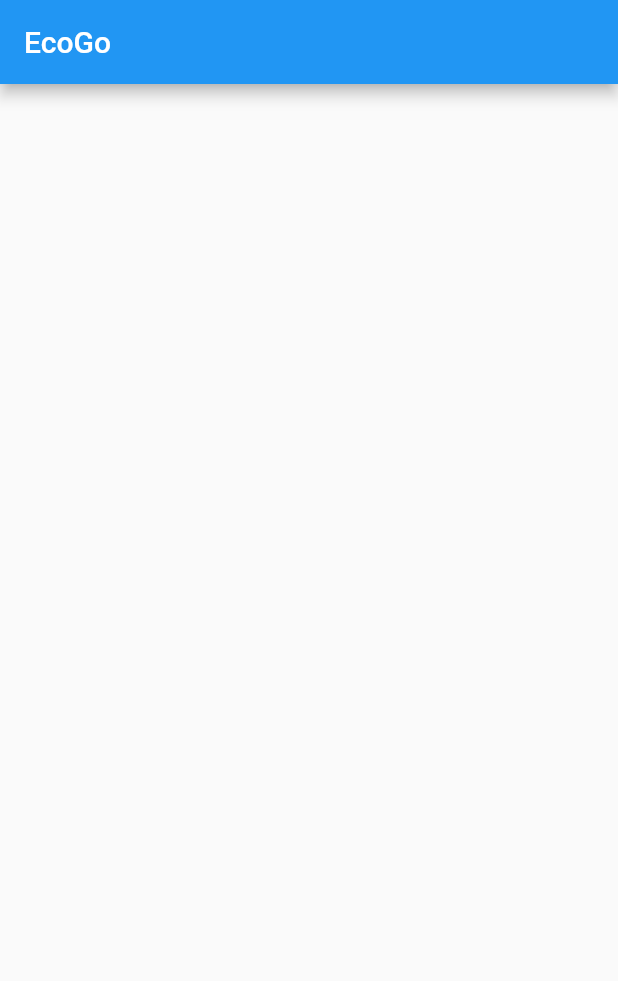
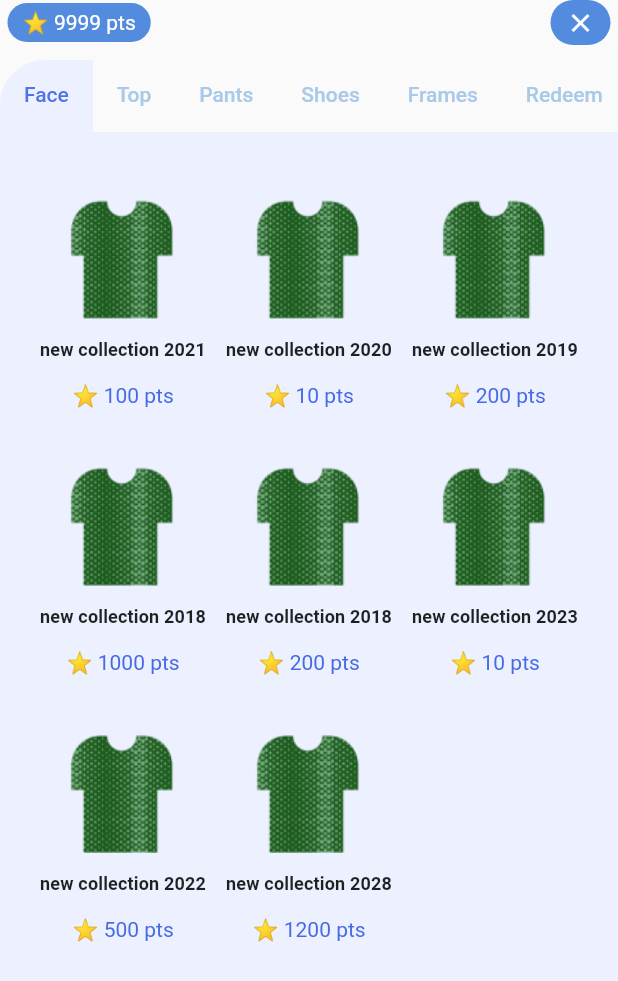
Before and after one commit to Abradat/ecogo-mobile-app, a Flutter app: the screen it shows after launch, on a phone screen of 412 x 824 dp. Shown: the top 981 px of the screen. Run offline on Flutter 3.47's test engine with Material 2 defaults, Android fonts, the phone set to English and light mode, and no system bars.

Commit message:
Added basic shop screen structure with tabs and grid view.

```diff
--- /dev/null
+++ b/lib/data/shop_item.dart
@@ -0,0 +1,13 @@
+class ShopItem {
+  final String _imageUrl;
+  final String _itemName;
+  final int _itemPrice;
+
+  ShopItem(this._imageUrl, this._itemName, this._itemPrice);
+
+  int get itemPrice => _itemPrice;
+
+  String get itemName => _itemName;
+
+  String get imageUrl => _imageUrl;
+}
--- a/lib/main.dart
+++ b/lib/main.dart
@@ -1,3 +1,4 @@
+import 'package:ecogo_mobile_app/screens/store.dart';
 import 'package:flutter/material.dart';
 
 void main() {
@@ -8,13 +9,7 @@ class MyApp extends StatelessWidget {
   @override
   Widget build(BuildContext context) {
     return MaterialApp(
-      home: Scaffold(
-        appBar: AppBar(
-          title: const Text(
-            "EcoGo",
-          ),
-        ),
-      ),
+      home: Store(),
     );
   }
 }
--- /dev/null
+++ b/lib/screens/store.dart
@@ -0,0 +1,105 @@
+import 'package:ecogo_mobile_app/services/shop_service.dart';
+import 'package:ecogo_mobile_app/widgets/general_card.dart';
+import 'package:ecogo_mobile_app/widgets/shop/shop_list.dart';
+import 'package:flutter/cupertino.dart';
+import 'package:flutter/material.dart';
+import 'package:ecogo_mobile_app/widgets/general_badge.dart';
+
+class Store extends StatefulWidget {
+  @override
+  _StoreState createState() => _StoreState();
+}
+
+class _StoreState extends State<Store> with TickerProviderStateMixin {
+  late TabController _tabController;
+  late ShopService shopService;
+
+  @override
+  void initState() {
+    super.initState();
+    shopService = ShopService();
+    _tabController = TabController(length: 6, vsync: this);
+  }
+
+  @override
+  Widget build(BuildContext context) {
+    return Scaffold(
+      body: SafeArea(
+        bottom: false,
+        child: Column(
+          crossAxisAlignment: CrossAxisAlignment.stretch,
+          children: [
+            Row(
+              mainAxisAlignment: MainAxisAlignment.spaceBetween,
+              children: const [
+                GeneralBadge(
+                  child: Text(
+                    "⭐️ 9999 pts",
+                    style: TextStyle(color: Colors.white),
+                  ),
+                ),
+                GeneralBadge(
+                  child: Icon(
+                    Icons.clear,
+                    size: 20,
+                    color: Colors.white,
+                  ),
+                ),
+              ],
+            ),
+            const SizedBox(
+              height: 10,
+            ),
+            ClipRRect(
+              borderRadius: const BorderRadius.only(
+                topRight: Radius.circular(30),
+                topLeft: Radius.circular(30),
+              ),
+              child: TabBar(
+                  // padding: const EdgeInsets.symmetric(horizontal: 10),
+                  controller: _tabController,
+                  unselectedLabelColor: Color(0xFFA9C9E9),
+                  isScrollable: true,
+                  labelColor: Color(0xFF5073E6),
+                  indicator: const BoxDecoration(
+                    color: Color(0xFFECF0FF),
+                  ),
+                  tabs: const <Widget>[
+                    Tab(
+                      text: "Face",
+                    ),
+                    Tab(
+                      text: "Top",
+                    ),
+                    Tab(text: "Pants"),
+                    Tab(
+                      text: "Shoes",
+                    ),
+                    Tab(
+                      text: "Frames",
+                    ),
+                    Tab(text: "Redeem"),
+                  ]),
+            ),
+            Expanded(
+              child: GeneralCard(
+                topLeft: Radius.zero,
+                topRight: Radius.zero,
+                child: TabBarView(
+                    controller: _tabController,
+                    children: const <Widget>[
+                      ShopList(),
+                      Center(child: Text("Shayan")),
+                      Center(child: Text("Zhuaan")),
+                      Center(child: Text("Zhuaan")),
+                      Center(child: Text("Zhuaan")),
+                      Center(child: Text("Zhuaan")),
+                    ]),
+              ),
+            ),
+          ],
+        ),
+      ),
+    );
+  }
+}
--- /dev/null
+++ b/lib/services/shop_service.dart
@@ -0,0 +1,10 @@
+import 'package:ecogo_mobile_app/data/shop_item.dart';
+
+class ShopService {
+  Future<List<ShopItem>> getShopItems() async {
+    return [
+      ShopItem("sample-shirt.png", "Sachit's shirt", 1000),
+      ShopItem("sample-shirt.png", "Shayan's shirt", 4000)
+    ];
+  }
+}
--- /dev/null
+++ b/lib/widgets/general_badge.dart
@@ -0,0 +1,34 @@
+import 'package:flutter/cupertino.dart';
+import 'package:flutter/material.dart';
+
+class GeneralBadge extends StatefulWidget {
+  final Widget child;
+  final EdgeInsetsGeometry? padding;
+  final EdgeInsetsGeometry? margin;
+  const GeneralBadge({
+    Key? key,
+    required this.child,
+    this.padding = const EdgeInsets.symmetric(vertical: 5, horizontal: 10),
+    this.margin = const EdgeInsets.symmetric(horizontal: 5),
+  }) : super(key: key);
+
+  @override
+  _GeneralBadgeState createState() => _GeneralBadgeState();
+}
+
+class _GeneralBadgeState extends State<GeneralBadge> {
+  @override
+  Widget build(BuildContext context) {
+    return Container(
+      decoration: const BoxDecoration(
+        borderRadius: BorderRadius.all(Radius.circular(20)),
+        color: Color(0xFF538CDE),
+      ),
+      padding: widget.padding,
+      margin: widget.margin,
+      // height: 30,
+      child: widget.child,
+    );
+    ;
+  }
+}
--- /dev/null
+++ b/lib/widgets/general_card.dart
@@ -0,0 +1,35 @@
+import 'package:flutter/cupertino.dart';
+import 'package:flutter/material.dart';
+
+class GeneralCard extends StatefulWidget {
+  final Widget child;
+  final Radius topRight;
+  final Radius topLeft;
+
+  const GeneralCard({
+    Key? key,
+    required this.child,
+    this.topRight = const Radius.circular(45),
+    this.topLeft = const Radius.circular(45),
+  }) : super(key: key);
+
+  @override
+  _GeneralCardState createState() => _GeneralCardState();
+}
+
+class _GeneralCardState extends State<GeneralCard> {
+  @override
+  Widget build(BuildContext context) {
+    return Container(
+      decoration: BoxDecoration(
+        color: Color(0xFFECF0FF),
+        borderRadius: BorderRadius.only(
+          topRight: widget.topRight,
+          topLeft: widget.topLeft,
+        ),
+      ),
+      padding: EdgeInsets.all(20),
+      child: widget.child,
+    );
+  }
+}
--- /dev/null
+++ b/lib/widgets/shop/shop_item.dart
@@ -0,0 +1,54 @@
+import 'package:flutter/cupertino.dart';
+
+class ShopItem extends StatelessWidget {
+  final String imageUrl;
+  final String clothName;
+  final int clothPrice;
+
+  ShopItem(
+      {required this.imageUrl,
+      required this.clothName,
+      required this.clothPrice});
+
+  @override
+  Widget build(BuildContext context) {
+    return Container(
+      margin: const EdgeInsets.symmetric(
+        horizontal: 5,
+      ),
+      padding: const EdgeInsets.symmetric(horizontal: 1),
+      child: Column(
+        mainAxisAlignment: MainAxisAlignment.center,
+        children: [
+          Expanded(
+            flex: 4,
+            child: Image(
+              image: AssetImage("assets/images/$imageUrl"),
+              fit: BoxFit.fill,
+            ),
+          ),
+          Expanded(
+            flex: 1,
+            child: Text(
+              clothName,
+              textAlign: TextAlign.center,
+              style: const TextStyle(
+                fontWeight: FontWeight.bold,
+                fontSize: 12,
+                letterSpacing: 0.1,
+                wordSpacing: 0.1,
+              ),
+            ),
+          ),
+          Expanded(
+            flex: 1,
+            child: Text(
+              "⭐️ $clothPrice pts",
+              style: const TextStyle(color: Color(0xFF466BE4)),
+            ),
+          ),
+        ],
+      ),
+    );
+  }
+}
--- /dev/null
+++ b/lib/widgets/shop/shop_list.dart
@@ -0,0 +1,54 @@
+import 'package:ecogo_mobile_app/widgets/shop/shop_item.dart';
+import 'package:flutter/cupertino.dart';
+
+class ShopList extends StatefulWidget {
+  const ShopList({Key? key}) : super(key: key);
+
+  @override
+  _ShopListState createState() => _ShopListState();
+}
+
+class _ShopListState extends State<ShopList> {
+  @override
+  Widget build(BuildContext context) {
+    return GridView.count(
+      crossAxisCount: 3,
+      mainAxisSpacing: 1,
+      childAspectRatio: 0.7,
+      children: [
+        ShopItem(
+            imageUrl: "sample-shirt.png",
+            clothName: "new collection 2021",
+            clothPrice: 100),
+        ShopItem(
+            imageUrl: "sample-shirt.png",
+            clothName: "new collection 2020",
+            clothPrice: 10),
+        ShopItem(
+            imageUrl: "sample-shirt.png",
+            clothName: "new collection 2019",
+            clothPrice: 200),
+        ShopItem(
+            imageUrl: "sample-shirt.png",
+            clothName: "new collection 2018",
+            clothPrice: 1000),
+        ShopItem(
+            imageUrl: "sample-shirt.png",
+            clothName: "new collection 2018",
+            clothPrice: 200),
+        ShopItem(
+            imageUrl: "sample-shirt.png",
+            clothName: "new collection 2023",
+            clothPrice: 10),
+        ShopItem(
+            imageUrl: "sample-shirt.png",
+            clothName: "new collection 2022",
+            clothPrice: 500),
+        ShopItem(
+            imageUrl: "sample-shirt.png",
+            clothName: "new collection 2028",
+            clothPrice: 1200),
+      ],
+    );
+  }
+}
--- a/pubspec.yaml
+++ b/pubspec.yaml
@@ -58,7 +58,9 @@ flutter:
   uses-material-design: true
 
   # To add assets to your application, add an assets section, like this:
-  # assets:
+  assets:
+    - assets/
+    - assets/images/
   #   - images/a_dot_burr.jpeg
   #   - images/a_dot_ham.jpeg
 
```
Also changed, not shown: assets/images/sample-shirt.png (added), lib/screens/home.dart (added), 5 other files.
